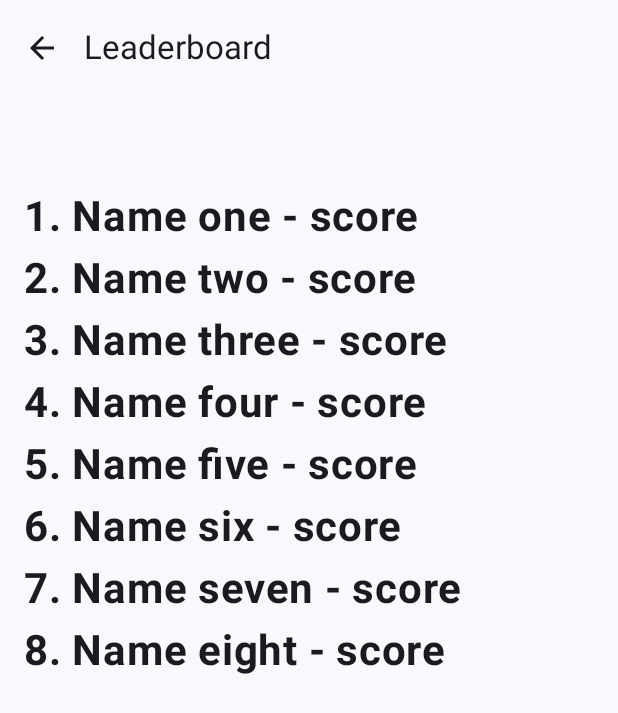
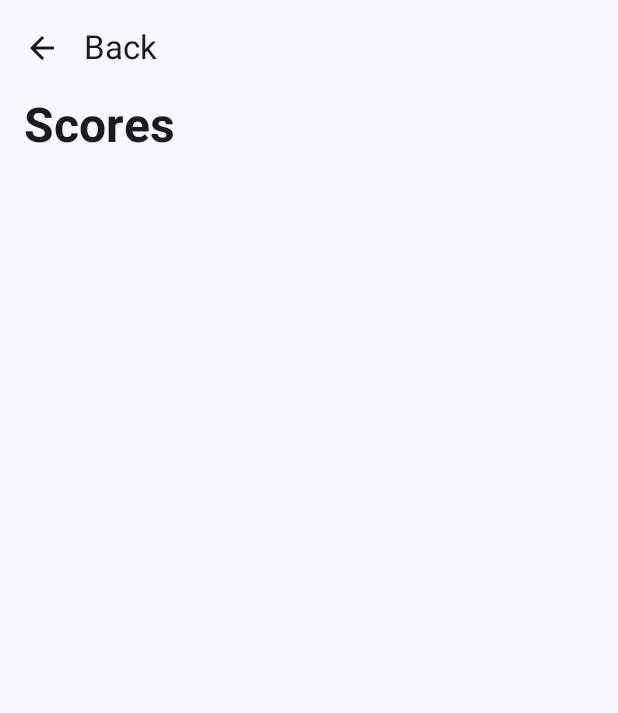
Before and after one commit to 1JuL/wordle-clone, an Android app built with Jetpack Compose: the screen it shows after launch (MainActivity), after a tap on "Leaderboard", on a phone screen of 412 x 824 dp. Shown: the top 713 px of the screen. Run offline under Robolectric (Android 15) with nearby library versions, the phone set to English and light mode, and no system bars.

Commit message:
Added Score Viewmodel and Logic

```diff
--- a/app/src/main/java/com/example/wordle/data/FakeDataSource.kt
+++ b/app/src/main/java/com/example/wordle/data/FakeDataSource.kt
@@ -1,6 +1,5 @@
 package com.example.wordle.data
 
-// Set with all the words for the Game
 val allWords: Set<String> =
     setOf(
         "ARISE", "APPLE", "BENCH", "BRAVE", "CHARM", "CHESS", "CLEAR", "DANCE", "DODGE",
--- /dev/null
+++ b/app/src/main/java/com/example/wordle/data/FakeScoresDataSouce.kt
@@ -0,0 +1,31 @@
+package com.example.wordle.data
+
+import com.example.wordle.domain.FakeScoresDataSource
+import com.example.wordle.domain.Score
+import kotlinx.coroutines.flow.Flow
+import kotlinx.coroutines.flow.MutableStateFlow
+
+object FakeScoresDataSource: FakeScoresDataSource{
+
+    private val _scores = MutableStateFlow<List<Score>>(emptyList())
+
+    override val scores: Flow<List<Score>>
+        get() = _scores
+
+
+    override fun getScores(): List<Score> {
+        return _scores.value
+    }
+
+    override fun addScore(score: Score) {
+        val scores = _scores.value.toMutableList()
+        scores.add(score)
+        _scores.value = scores
+    }
+
+    override fun removeScore(score: Score) {
+        val scores = _scores.value.toMutableList()
+        scores.remove(score)
+        _scores.value = scores
+    }
+}
--- /dev/null
+++ b/app/src/main/java/com/example/wordle/domain/FakeScoresDataSource.kt
@@ -0,0 +1,12 @@
+package com.example.wordle.domain
+
+import kotlinx.coroutines.flow.Flow
+
+interface FakeScoresDataSource {
+
+    val scores: Flow<List<Score>>
+
+    fun getScores(): List<Score>
+    fun addScore(score: Score)
+    fun removeScore(score: Score)
+}
--- /dev/null
+++ b/app/src/main/java/com/example/wordle/domain/Score.kt
@@ -0,0 +1,3 @@
+package com.example.wordle.domain
+
+data class Score(val word: String, val score: Int, val name:String)
--- a/app/src/main/java/com/example/wordle/presentation/navigation/Navigation.kt
+++ b/app/src/main/java/com/example/wordle/presentation/navigation/Navigation.kt
@@ -6,7 +6,7 @@ import androidx.navigation.compose.composable
 import androidx.navigation.compose.rememberNavController
 import com.example.wordle.presentation.screens.HomeScreen
 import com.example.wordle.presentation.screens.game.GameScreen
-import com.example.wordle.presentation.screens.ScoreScreen
+import com.example.wordle.presentation.screens.score.ScoreScreen
 import kotlinx.serialization.Serializable
 
 @Composable
--- a/app/src/main/java/com/example/wordle/presentation/screens/ScoreScreen.kt
+++ /dev/null
@@ -1,84 +0,0 @@
-package com.example.wordle.presentation.screens
-
-import androidx.compose.foundation.layout.Column
-import androidx.compose.foundation.layout.fillMaxSize
-import androidx.compose.foundation.layout.padding
-import androidx.compose.foundation.lazy.LazyColumn
-import androidx.compose.foundation.lazy.itemsIndexed
-import androidx.compose.material.icons.Icons
-import androidx.compose.material.icons.automirrored.filled.ArrowBack
-import androidx.compose.material3.ExperimentalMaterial3Api
-import androidx.compose.material3.Icon
-import androidx.compose.material3.IconButton
-import androidx.compose.material3.Scaffold
-import androidx.compose.material3.Text
-import androidx.compose.material3.TopAppBar
-import androidx.compose.runtime.Composable
-import androidx.compose.ui.Alignment
-import androidx.compose.ui.Modifier
-import androidx.compose.ui.text.font.FontWeight
-import androidx.compose.ui.tooling.preview.Preview
-import androidx.compose.ui.unit.dp
-import androidx.compose.ui.unit.sp
-
-@OptIn(ExperimentalMaterial3Api::class)
-@Composable
-
-fun ScoreScreen(onBack: () -> Unit) {
-    Scaffold(
-        topBar = {
-            TopAppBar(
-                title = {
-                    Text("Leaderboard")
-                },
-                navigationIcon = {
-                    IconButton(onClick = {
-                        onBack()
-                    }) {
-                        Icon(Icons.AutoMirrored.Filled.ArrowBack, contentDescription = "Back")
-                    }
-                }
-            )
-        }
-    ) { paddingValues ->
-        Column (modifier = Modifier.padding(paddingValues),
-            ) {
-            val leaderboard = listOf(
-                "Name one - score",
-                "Name two - score",
-                "Name three - score",
-                "Name four - score",
-                "Name five - score",
-                "Name six - score",
-                "Name seven - score",
-                "Name eight - score"
-            )
-
-            LazyColumn(
-                modifier = Modifier
-                    .fillMaxSize()
-                    .padding(16.dp, vertical = 60.dp),
-                horizontalAlignment = Alignment.Start
-            ) {
-                itemsIndexed(leaderboard) { index, item ->
-                    Text(
-                        text = "${index + 1}. $item",
-                        fontSize = 28.sp,
-                        fontWeight = FontWeight.Bold,
-                        modifier = Modifier.padding(vertical = 4.dp)
-                    )
-                }
-            }
-
-        }
-
-    }
-}
-
-@Preview
-@Composable
-fun  PreviewScoreScreen(){
-    ScoreScreen(
-        onBack = {}
-    )
-}
--- /dev/null
+++ b/app/src/main/java/com/example/wordle/presentation/screens/score/ScoreScreen.kt
@@ -0,0 +1,51 @@
+package com.example.wordle.presentation.screens.score
+
+import androidx.compose.foundation.layout.Column
+import androidx.compose.foundation.layout.padding
+import androidx.compose.material.icons.Icons
+import androidx.compose.material.icons.filled.ArrowBack
+import androidx.compose.material3.ExperimentalMaterial3Api
+import androidx.compose.material3.Icon
+import androidx.compose.material3.IconButton
+import androidx.compose.material3.MaterialTheme
+import androidx.compose.material3.Scaffold
+import androidx.compose.material3.Text
+import androidx.compose.material3.TopAppBar
+import androidx.compose.runtime.Composable
+import androidx.compose.ui.Modifier
+import androidx.compose.ui.text.font.FontWeight
+import androidx.compose.ui.unit.dp
+import androidx.lifecycle.viewmodel.compose.viewModel
+import com.example.wordle.presentation.components.ScoreCard
+
+@OptIn(ExperimentalMaterial3Api::class)
+@Composable
+fun ScoreScreen(onBack: () -> Unit, scoreViewModel: ScoreViewModel= viewModel()) {
+    Scaffold (
+        topBar = {
+            TopAppBar(
+                title = {
+                    Text("Back")
+                },
+                navigationIcon = {
+                    IconButton(onClick = {
+                        onBack()
+                    }) {
+                        Icon(Icons.Filled.ArrowBack, contentDescription = "Back")
+                    }
+                }
+            )
+        }
+    ){
+            paddingValues ->
+        Column (modifier= Modifier.padding(paddingValues).padding(horizontal = 16.dp)) {
+            Text("Scores",
+                style = MaterialTheme.typography.headlineLarge,
+                fontWeight = FontWeight.Bold
+            )
+            scoreViewModel.scores.forEach {
+                ScoreCard(it)
+            }
+        }
+    }
+}
--- /dev/null
+++ b/app/src/main/java/com/example/wordle/presentation/screens/score/ScoreViewModel.kt
@@ -0,0 +1,19 @@
+package com.example.wordle.presentation.screens.score
+
+import androidx.compose.runtime.getValue
+import androidx.compose.runtime.mutableStateOf
+import androidx.compose.runtime.setValue
+import androidx.lifecycle.ViewModel
+import com.example.wordle.data.FakeScoresDataSource
+import com.example.wordle.domain.Score
+
+class ScoreViewModel : ViewModel() {
+    private val localDataSource = FakeScoresDataSource
+
+    var scores by mutableStateOf(listOf<Score>())
+        private set
+
+    init {
+        scores = localDataSource.getScores()
+    }
+}
```
Also changed, not shown: app/src/main/java/com/example/wordle/presentation/components/ScoreCard.kt (added, +50 -0 lines).
